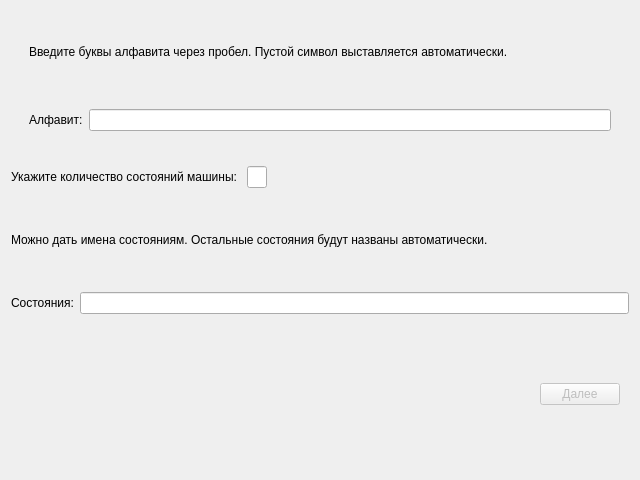
Old version of the form source/gui/sub_widgets/createprojectform.ui in the repository baseoleph/turingmachine.
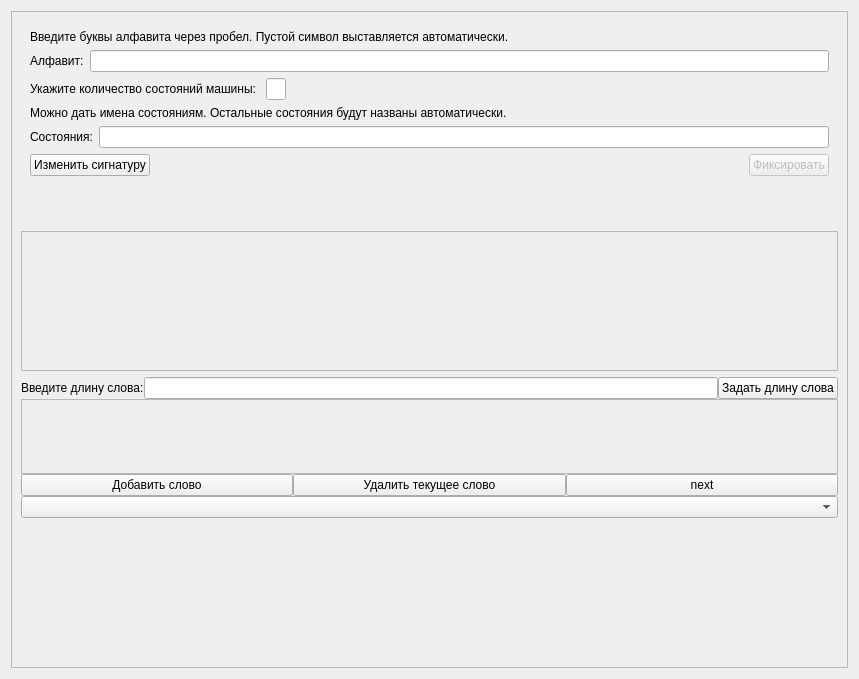
New version of the form.

Commit message: create work with table and words

Diff of the .ui file:
```diff
--- a/source/gui/sub_widgets/createprojectform.ui
+++ b/source/gui/sub_widgets/createprojectform.ui
@@ -6,20 +6,52 @@
    <rect>
     <x>0</x>
     <y>0</y>
-    <width>640</width>
-    <height>480</height>
+    <width>859</width>
+    <height>679</height>
    </rect>
   </property>
   <property name="windowTitle">
    <string>Form</string>
   </property>
-  <layout class="QVBoxLayout" name="verticalLayout_3">
+  <layout class="QVBoxLayout" name="verticalLayout_7">
    <item>
-    <widget class="QWidget" name="widget_6" native="true">
+    <widget class="QScrollArea" name="scrollArea">
+     <property name="widgetResizable">
+      <bool>true</bool>
+     </property>
+     <widget class="QWidget" name="scrollAreaWidgetContents">
+      <property name="geometry">
+       <rect>
+        <x>0</x>
+        <y>0</y>
+        <width>839</width>
+        <height>659</height>
+       </rect>
+      </property>
+      <layout class="QVBoxLayout" name="verticalLayout_5">
+       <item>
+        <widget class="QWidget" name="widget_2" native="true">
+         <layout class="QVBoxLayout" name="verticalLayout_4">
+          <item>
+           <widget class="QWidget" name="widget_set_signature" native="true">
      <layout class="QVBoxLayout" name="verticalLayout">
+             <property name="spacing">
+              <number>6</number>
+             </property>
+             <property name="leftMargin">
+              <number>0</number>
+             </property>
+             <property name="topMargin">
+              <number>0</number>
+             </property>
+             <property name="rightMargin">
+              <number>0</number>
+             </property>
+             <property name="bottomMargin">
+              <number>0</number>
+             </property>
       <item>
-       <widget class="QWidget" name="widget_5" native="true">
-        <layout class="QHBoxLayout" name="horizontalLayout_5">
+              <layout class="QVBoxLayout" name="verticalLayout_2">
          <item>
           <widget class="QLabel" name="label_3">
            <property name="text">
@@ -27,12 +59,8 @@
            </property>
           </widget>
          </item>
-        </layout>
-       </widget>
-      </item>
       <item>
-       <widget class="QWidget" name="widget_3" native="true">
-        <layout class="QHBoxLayout" name="horizontalLayout_3">
+                <layout class="QHBoxLayout" name="horizontalLayout_2">
          <item>
           <widget class="QLabel" name="label">
            <property name="text">
@@ -48,13 +76,7 @@
           </widget>
          </item>
         </layout>
-       </widget>
-      </item>
-     </layout>
-    </widget>
-   </item>
-   <item>
-    <layout class="QVBoxLayout" name="verticalLayout_2">
+               </item>
      <item>
       <layout class="QHBoxLayout" name="horizontalLayout_6">
        <item>
@@ -123,9 +145,34 @@
      </item>
     </layout>
    </item>
+            </layout>
+           </widget>
+          </item>
    <item>
     <widget class="QWidget" name="widget" native="true">
      <layout class="QHBoxLayout" name="horizontalLayout">
+             <property name="spacing">
+              <number>0</number>
+             </property>
+             <property name="leftMargin">
+              <number>0</number>
+             </property>
+             <property name="topMargin">
+              <number>0</number>
+             </property>
+             <property name="rightMargin">
+              <number>0</number>
+             </property>
+             <property name="bottomMargin">
+              <number>0</number>
+             </property>
+             <item>
+              <widget class="QPushButton" name="pushButton_signature_change">
+               <property name="text">
+                <string>Изменить сигнатуру</string>
+               </property>
+              </widget>
+             </item>
       <item>
        <spacer name="horizontalSpacer">
         <property name="orientation">
@@ -140,16 +187,204 @@
        </spacer>
       </item>
       <item>
-       <widget class="QPushButton" name="pushButton_next">
+              <widget class="QPushButton" name="pushButton_fix_signature">
         <property name="enabled">
          <bool>false</bool>
         </property>
         <property name="text">
-         <string>Далее</string>
+                <string>Фиксировать</string>
         </property>
        </widget>
       </item>
      </layout>
+           </widget>
+          </item>
+          <item>
+           <layout class="QVBoxLayout" name="verticalLayout_3">
+            <item>
+             <widget class="QLabel" name="label_alphabet_text">
+              <property name="text">
+               <string/>
+              </property>
+             </widget>
+            </item>
+            <item>
+             <widget class="QLabel" name="label_states_text">
+              <property name="text">
+               <string/>
+              </property>
+             </widget>
+            </item>
+           </layout>
+          </item>
+         </layout>
+        </widget>
+       </item>
+       <item>
+        <widget class="QScrollArea" name="scrollArea_3">
+         <property name="enabled">
+          <bool>true</bool>
+         </property>
+         <property name="widgetResizable">
+          <bool>true</bool>
+         </property>
+         <widget class="QWidget" name="scrollAreaWidgetContents_3">
+          <property name="geometry">
+           <rect>
+            <x>0</x>
+            <y>0</y>
+            <width>819</width>
+            <height>132</height>
+           </rect>
+          </property>
+          <layout class="QHBoxLayout" name="horizontalLayout_3">
+           <item>
+            <layout class="QGridLayout" name="gridLayout">
+             <property name="spacing">
+              <number>0</number>
+             </property>
+            </layout>
+           </item>
+           <item>
+            <spacer name="horizontalSpacer_2">
+             <property name="orientation">
+              <enum>Qt::Horizontal</enum>
+             </property>
+             <property name="sizeHint" stdset="0">
+              <size>
+               <width>40</width>
+               <height>20</height>
+              </size>
+             </property>
+            </spacer>
+           </item>
+          </layout>
+         </widget>
+        </widget>
+       </item>
+       <item>
+        <layout class="QVBoxLayout" name="verticalLayout_6">
+         <property name="spacing">
+          <number>0</number>
+         </property>
+         <item>
+          <layout class="QHBoxLayout" name="horizontalLayout_word">
+           <item>
+            <widget class="QLabel" name="label_2">
+             <property name="text">
+              <string>Введите длину слова:</string>
+             </property>
+            </widget>
+           </item>
+           <item>
+            <widget class="QLineEdit" name="lineEdit_len_of_word">
+             <property name="text">
+              <string/>
+             </property>
+            </widget>
+           </item>
+           <item>
+            <widget class="QPushButton" name="pushButton_set_visible_word">
+             <property name="text">
+              <string>Задать длину слова</string>
+             </property>
+            </widget>
+           </item>
+          </layout>
+         </item>
+         <item>
+          <layout class="QHBoxLayout" name="horizontalLayout_5">
+           <property name="spacing">
+            <number>0</number>
+           </property>
+           <property name="sizeConstraint">
+            <enum>QLayout::SetDefaultConstraint</enum>
+           </property>
+           <item>
+            <widget class="QScrollArea" name="scrollArea_4">
+             <property name="widgetResizable">
+              <bool>true</bool>
+             </property>
+             <widget class="QWidget" name="scrollAreaWidgetContents_word">
+              <property name="geometry">
+               <rect>
+                <x>0</x>
+                <y>0</y>
+                <width>815</width>
+                <height>68</height>
+               </rect>
+              </property>
+              <layout class="QHBoxLayout" name="horizontalLayout_9">
+               <property name="spacing">
+                <number>1</number>
+               </property>
+               <property name="leftMargin">
+                <number>0</number>
+               </property>
+               <property name="topMargin">
+                <number>0</number>
+               </property>
+               <property name="rightMargin">
+                <number>0</number>
+               </property>
+               <property name="bottomMargin">
+                <number>0</number>
+               </property>
+              </layout>
+             </widget>
+            </widget>
+           </item>
+          </layout>
+         </item>
+         <item>
+          <layout class="QHBoxLayout" name="horizontalLayout_10">
+           <item>
+            <widget class="QPushButton" name="pushButton_add_word">
+             <property name="text">
+              <string>Добавить слово</string>
+             </property>
+            </widget>
+           </item>
+           <item>
+            <widget class="QPushButton" name="pushButton_delete_current_word">
+             <property name="text">
+              <string>Удалить текущее слово</string>
+             </property>
+            </widget>
+           </item>
+           <item>
+            <widget class="QPushButton" name="pushButton_next">
+             <property name="text">
+              <string>next</string>
+             </property>
+            </widget>
+           </item>
+          </layout>
+         </item>
+         <item>
+          <layout class="QHBoxLayout" name="horizontalLayout_11">
+           <item>
+            <widget class="QComboBox" name="comboBox_words"/>
+           </item>
+          </layout>
+         </item>
+        </layout>
+       </item>
+       <item>
+        <spacer name="verticalSpacer">
+         <property name="orientation">
+          <enum>Qt::Vertical</enum>
+         </property>
+         <property name="sizeHint" stdset="0">
+          <size>
+           <width>20</width>
+           <height>40</height>
+          </size>
+         </property>
+        </spacer>
+       </item>
+      </layout>
+     </widget>
     </widget>
    </item>
   </layout>
```
Lines whose indentation alone changed are shown as unchanged. The commit also changes 15 other files.
